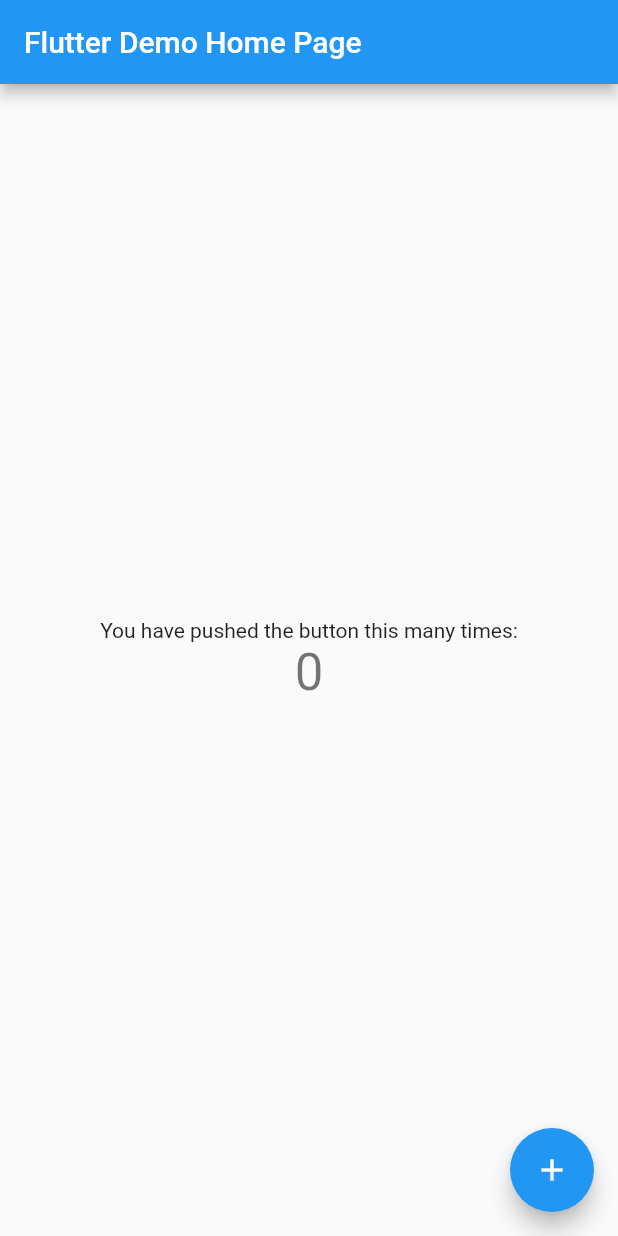
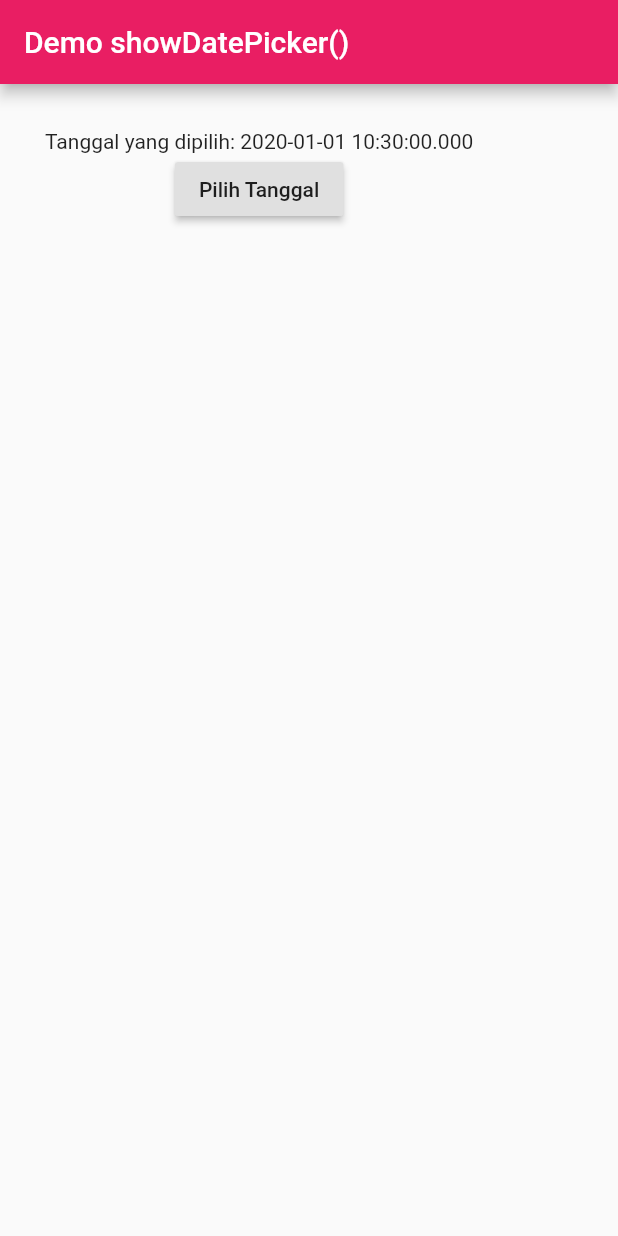
Before and after one commit to erikrios/show-date-picker-and-show-time-picker, a Flutter app: the screen it shows after launch, on a phone screen of 412 x 824 dp. Run offline on Flutter 3.47's test engine with Material 2 defaults, Android fonts, the phone set to English and light mode, and no system bars.

Commit message:
Add the example code of show date picker

```diff
--- /dev/null
+++ b/lib/ShowDatePickerHomePage.dart
@@ -0,0 +1,45 @@
+import 'package:flutter/material.dart';
+
+class ShowDatePickerHomePage extends StatefulWidget {
+  @override
+  State<StatefulWidget> createState() => _ShowDatePickerHomePageState();
+}
+
+class _ShowDatePickerHomePageState extends State<ShowDatePickerHomePage> {
+  DateTime date = DateTime.now();
+
+  Future<Null> selectedDate(BuildContext context) async {
+    final DateTime selected = await showDatePicker(
+        context: context,
+        initialDate: this.date,
+        firstDate: DateTime(2019),
+        lastDate: DateTime(2021));
+
+    if (selected != null && selected != this.date) {
+      setState(() {
+        this.date = selected;
+      });
+    }
+  }
+
+  @override
+  Widget build(BuildContext context) => Scaffold(
+        appBar: AppBar(
+          title: Text('Demo showDatePicker()'),
+        ),
+        body: Container(
+          padding: EdgeInsets.all(30.0),
+          child: Column(
+            children: <Widget>[
+              Text('Tanggal yang dipilih: ${this.date.toString()}'),
+              RaisedButton(
+                child: Text('Pilih Tanggal'),
+                onPressed: () {
+                  selectedDate(context);
+                },
+              )
+            ],
+          ),
+        ),
+      );
+}
--- a/lib/main.dart
+++ b/lib/main.dart
@@ -1,111 +1,15 @@
 import 'package:flutter/material.dart';
+import 'package:show_date_picker_and_show_time_picker/ShowDatePickerHomePage.dart';
 
 void main() => runApp(MyApp());
 
 class MyApp extends StatelessWidget {
-  // This widget is the root of your application.
   @override
-  Widget build(BuildContext context) {
-    return MaterialApp(
-      title: 'Flutter Demo',
-      theme: ThemeData(
-        // This is the theme of your application.
-        //
-        // Try running your application with "flutter run". You'll see the
-        // application has a blue toolbar. Then, without quitting the app, try
-        // changing the primarySwatch below to Colors.green and then invoke
-        // "hot reload" (press "r" in the console where you ran "flutter run",
-        // or simply save your changes to "hot reload" in a Flutter IDE).
-        // Notice that the counter didn't reset back to zero; the application
-        // is not restarted.
-        primarySwatch: Colors.blue,
-      ),
-      home: MyHomePage(title: 'Flutter Demo Home Page'),
-    );
-  }
+  Widget build(BuildContext context) => MaterialApp(
+    title: 'Demo Flutter',
+    theme: ThemeData(
+      primarySwatch: Colors.pink
+    ),
+    home: ShowDatePickerHomePage(),
+  );
 }
-
-class MyHomePage extends StatefulWidget {
-  MyHomePage({Key key, this.title}) : super(key: key);
-
-  // This widget is the home page of your application. It is stateful, meaning
-  // that it has a State object (defined below) that contains fields that affect
-  // how it looks.
-
-  // This class is the configuration for the state. It holds the values (in this
-  // case the title) provided by the parent (in this case the App widget) and
-  // used by the build method of the State. Fields in a Widget subclass are
-  // always marked "final".
-
-  final String title;
-
-  @override
-  _MyHomePageState createState() => _MyHomePageState();
-}
-
-class _MyHomePageState extends State<MyHomePage> {
-  int _counter = 0;
-
-  void _incrementCounter() {
-    setState(() {
-      // This call to setState tells the Flutter framework that something has
-      // changed in this State, which causes it to rerun the build method below
-      // so that the display can reflect the updated values. If we changed
-      // _counter without calling setState(), then the build method would not be
-      // called again, and so nothing would appear to happen.
-      _counter++;
-    });
-  }
-
-  @override
-  Widget build(BuildContext context) {
-    // This method is rerun every time setState is called, for instance as done
-    // by the _incrementCounter method above.
-    //
-    // The Flutter framework has been optimized to make rerunning build methods
-    // fast, so that you can just rebuild anything that needs updating rather
-    // than having to individually change instances of widgets.
-    return Scaffold(
-      appBar: AppBar(
-        // Here we take the value from the MyHomePage object that was created by
-        // the App.build method, and use it to set our appbar title.
-        title: Text(widget.title),
-      ),
-      body: Center(
-        // Center is a layout widget. It takes a single child and positions it
-        // in the middle of the parent.
-        child: Column(
-          // Column is also a layout widget. It takes a list of children and
-          // arranges them vertically. By default, it sizes itself to fit its
-          // children horizontally, and tries to be as tall as its parent.
-          //
-          // Invoke "debug painting" (press "p" in the console, choose the
-          // "Toggle Debug Paint" action from the Flutter Inspector in Android
-          // Studio, or the "Toggle Debug Paint" command in Visual Studio Code)
-          // to see the wireframe for each widget.
-          //
-          // Column has various properties to control how it sizes itself and
-          // how it positions its children. Here we use mainAxisAlignment to
-          // center the children vertically; the main axis here is the vertical
-          // axis because Columns are vertical (the cross axis would be
-          // horizontal).
-          mainAxisAlignment: MainAxisAlignment.center,
-          children: <Widget>[
-            Text(
-              'You have pushed the button this many times:',
-            ),
-            Text(
-              '$_counter',
-              style: Theme.of(context).textTheme.display1,
-            ),
-          ],
-        ),
-      ),
-      floatingActionButton: FloatingActionButton(
-        onPressed: _incrementCounter,
-        tooltip: 'Increment',
-        child: Icon(Icons.add),
-      ), // This trailing comma makes auto-formatting nicer for build methods.
-    );
-  }
-}
```
